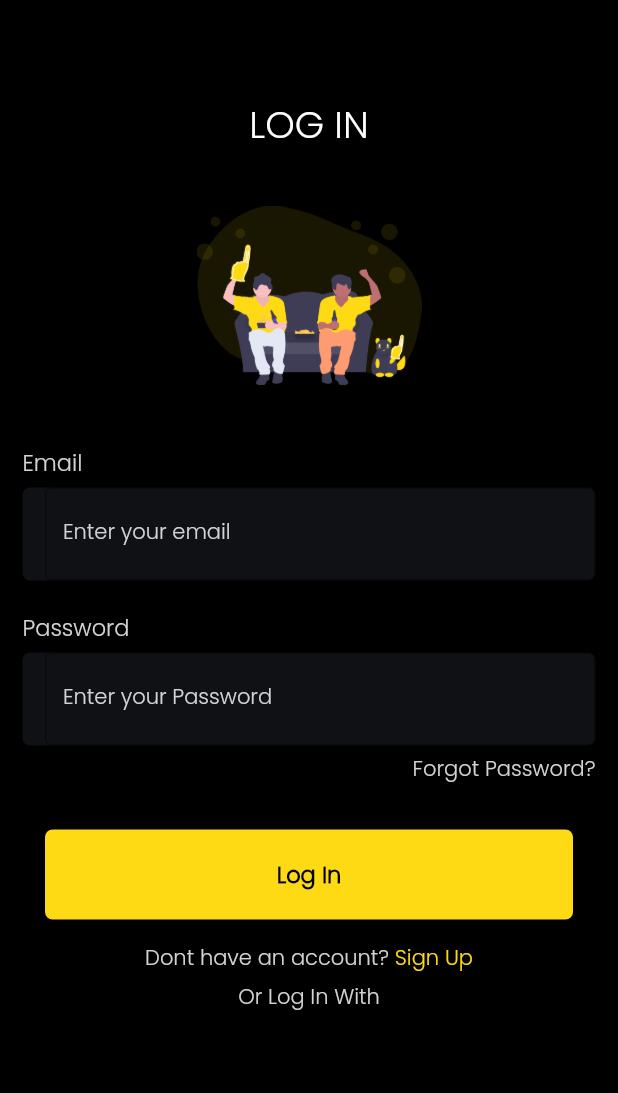
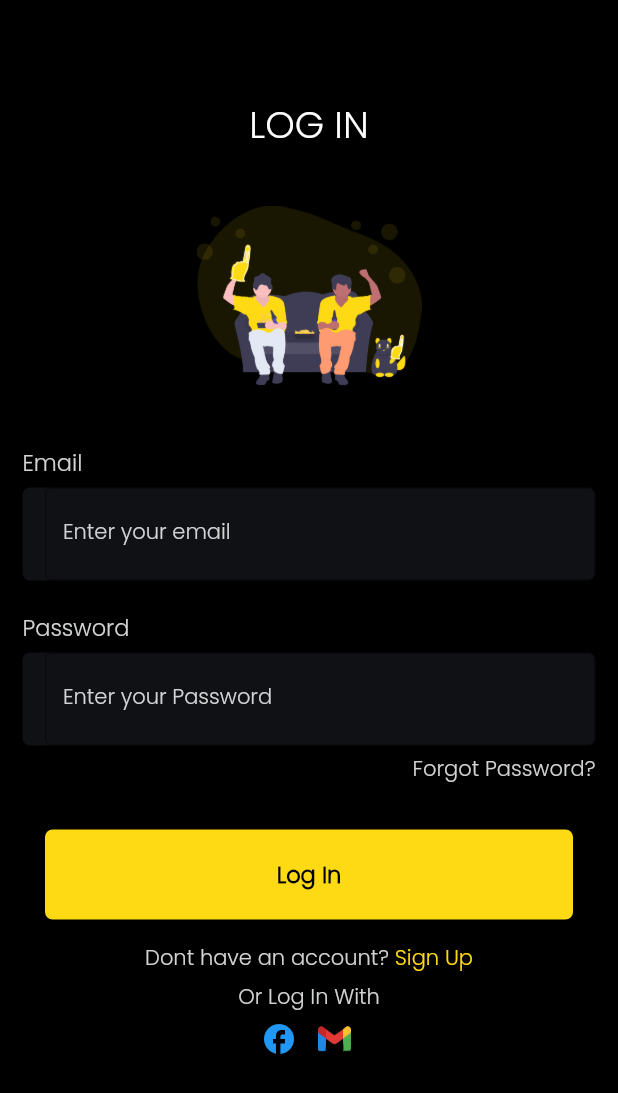
Before and after one commit to swarnasenj/Tournaments-app, a Flutter app: the screen it shows after launch, on a phone screen of 412 x 824 dp. Shown: the top 1093 px of the screen. Run offline on Flutter 3.47's test engine with Material 2 defaults, Android fonts, the light colour scheme and no system bars.

Commit message:
initial commit

```diff
--- a/lib/Screens/login_screen.dart
+++ b/lib/Screens/login_screen.dart
@@ -184,6 +184,16 @@ class _LoginScreenState extends State<LoginScreen> {
                       const SizedBox(
                         height: 5,
                       ),
+                      Row(
+                        mainAxisAlignment: MainAxisAlignment.center,
+                        children: [
+                          const Divider(
+                            color: Colors.white,
+                            height: 20,
+                            thickness: 20,
+
+
+                          ),
                           Container(
                             alignment: Alignment.center,
                             child: const Text(
@@ -194,10 +204,27 @@ class _LoginScreenState extends State<LoginScreen> {
                               ),
                             ),
                           ),
+                          const Divider(
+                            color: Colors.green,
+                            height: 20,
+                            thickness: 1.9,
+
+                          ),
+                        ],
+                      ),
+                      const SizedBox(height: 5,),
                       Row(
                         mainAxisAlignment: MainAxisAlignment.center,
                         children: [
 
+                          const Icon(Icons.facebook_rounded,color: Colors.blue,),
+                          const SizedBox(width: 10,),
+                          Container(
+                            height: 25,
+                            width: 30,
+                            child: Image.asset('assets/images/gmail.png',
+                          ),
+                          )
                         ],
                       ),
                     ],
```
Also changed, not shown: assets/images/facebook.png (added), assets/images/gmail.png (added). Lines whose indentation alone changed are shown as unchanged.
